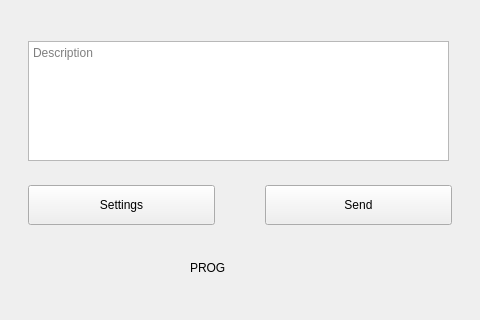
The window that windows/g_sendOffline.ui (0xkobe/mwc-wallet) describes before a commit, drawn with Qt 5; both pictures show x 89 to 569 and y 196 to 516 of the 658 by 516 pixel window.
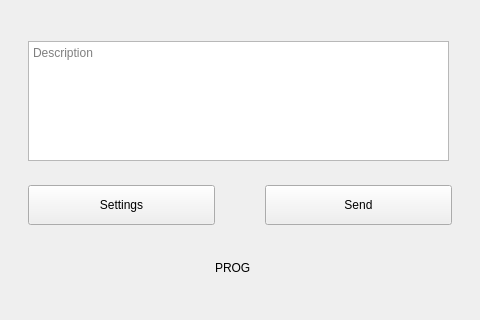
The same window after the commit. Icons and pictures are not drawn. Custom widgets are drawn as their Qt base class.

What changed in the file:
```diff
--- a/windows/g_sendOffline.ui
+++ b/windows/g_sendOffline.ui
@@ -282,14 +282,14 @@
         <widget class="control::MwcLabelProgress" name="progress">
          <property name="minimumSize">
           <size>
-           <width>100</width>
-           <height>50</height>
+           <width>50</width>
+           <height>25</height>
           </size>
          </property>
          <property name="maximumSize">
           <size>
-           <width>100</width>
-           <height>50</height>
+           <width>50</width>
+           <height>25</height>
           </size>
          </property>
          <property name="text">
@@ -302,13 +302,13 @@
          <property name="minimumSize">
           <size>
            <width>1</width>
-           <height>50</height>
+           <height>25</height>
           </size>
          </property>
          <property name="maximumSize">
           <size>
            <width>1</width>
-           <height>50</height>
+           <height>25</height>
           </size>
          </property>
         </widget>
```
